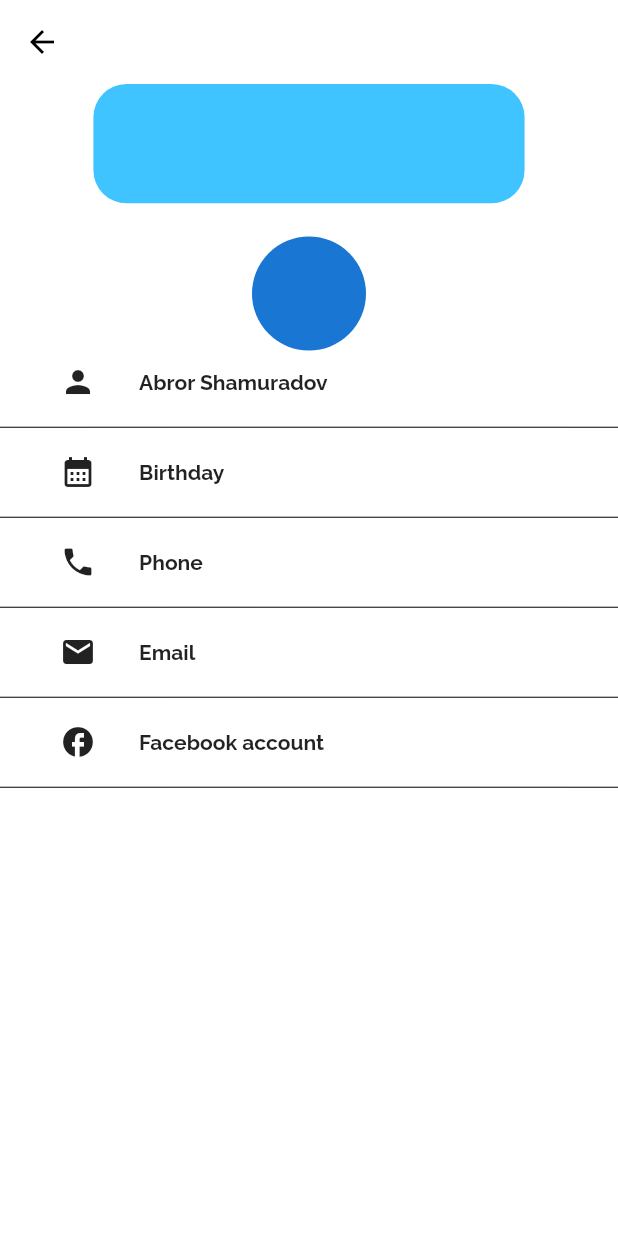
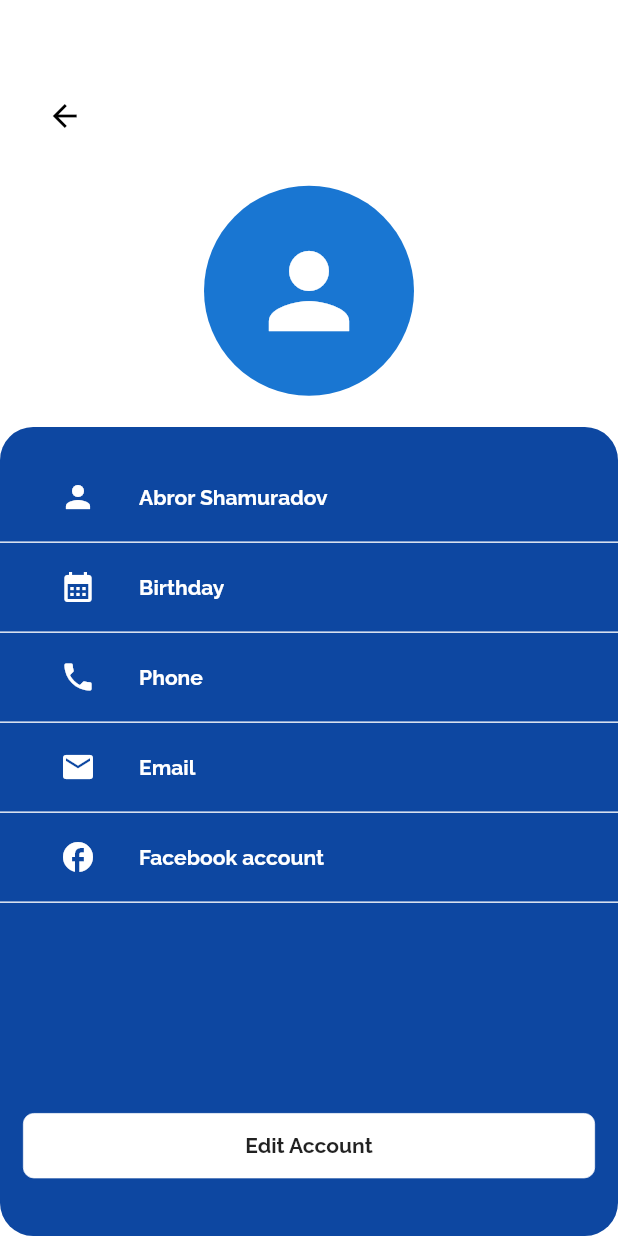
Before and after one commit to TheAbror/iq_app, a Flutter app: the ProfilePage screen opened by its route, on a phone screen of 412 x 824 dp. Run offline on Flutter 3.47's test engine with Material 2 defaults, Android fonts, the light colour scheme and no system bars; our stand-ins replace equatable, flutter_bloc, flutter_screenutil, flutter_svg, shared_preferences; missing offline and left inert: flutter_dialogs; accounts and stored records are empty.

Commit message:
profile page shity design

```diff
--- a/lib/ui/home_page/home_page.dart
+++ b/lib/ui/home_page/home_page.dart
@@ -1,4 +1,5 @@
 import 'package:flutter/material.dart';
+import 'package:flutter_screenutil/flutter_screenutil.dart';
 import 'package:flutter_svg/svg.dart';
 import 'package:iq_app/core/preference_services/preference_services.dart';
 import 'package:iq_app/core/roots/app_routes.dart';
@@ -34,11 +35,11 @@ class _HomePageState extends State<HomePage> {
       resizeToAvoidBottomInset: false,
       backgroundColor: Colors.white,
       appBar: PreferredSize(
-        preferredSize: const Size.fromHeight(150),
+        preferredSize: Size.fromHeight(150.h),
         child: Container(
-          height: 120,
+          height: 120.h,
           color: Colors.white,
-          padding: const EdgeInsets.symmetric(horizontal: 20, vertical: 10),
+          padding: EdgeInsets.symmetric(horizontal: 20.w, vertical: 10.h),
           child: Row(
             crossAxisAlignment: CrossAxisAlignment.end,
             mainAxisAlignment: MainAxisAlignment.spaceBetween,
@@ -49,30 +50,30 @@ class _HomePageState extends State<HomePage> {
               ),
               SvgPicture.asset(
                 'assets/images/Component 3.svg',
-                height: 60,
+                height: 60.h,
               ),
             ],
           ),
         ),
       ),
       body: Padding(
-        padding: const EdgeInsets.symmetric(horizontal: 20),
+        padding: EdgeInsets.symmetric(horizontal: 20.w),
         child: Column(
           crossAxisAlignment: CrossAxisAlignment.start,
           children: [
-            const SizedBox(height: 40),
+            SizedBox(height: 40.h),
             Text(
               'Hi ' '$name',
-              style: const TextStyle(fontSize: 24),
+              style: TextStyle(fontSize: 24.sp),
             ),
-            const Text(
+            Text(
               'Welcome to Dr.iQ',
               style: TextStyle(
-                fontSize: 28,
+                fontSize: 28.sp,
                 fontWeight: FontWeight.bold,
               ),
             ),
-            const SizedBox(height: 40),
+            SizedBox(height: 40.h),
             Row(
               mainAxisAlignment: MainAxisAlignment.spaceBetween,
               children: [
@@ -94,7 +95,7 @@ class _HomePageState extends State<HomePage> {
                 ),
               ],
             ),
-            const SizedBox(height: 15),
+            SizedBox(height: 15.h),
             Row(
               mainAxisAlignment: MainAxisAlignment.spaceBetween,
               children: [
@@ -110,13 +111,13 @@ class _HomePageState extends State<HomePage> {
                 ),
               ],
             ),
-            const SizedBox(height: 15),
+            SizedBox(height: 15.h),
             Row(
               mainAxisAlignment: MainAxisAlignment.spaceBetween,
               children: [
                 HomePageItem(
                   icon: Icons.person_add_alt_1_outlined,
-                  text: 'Profile ',
+                  text: 'Profile  ',
                   color: const Color(0xfffd830d),
                   onTap: () {
                     Navigator.pushNamed(context, AppRoutes.profilePage);
--- a/lib/ui/home_page/profile_page/profile_page.dart
+++ b/lib/ui/home_page/profile_page/profile_page.dart
@@ -8,19 +8,19 @@ class ProfilePage extends StatelessWidget {
   Widget build(BuildContext context) {
     return Scaffold(
       backgroundColor: Colors.white,
-      appBar: AppBar(
-        backgroundColor: Colors.white,
-        elevation: 0,
-        leading: const BackButton(color: Colors.black),
-        title: const Text(
-          '',
-          // 'Profile',
-          style: TextStyle(
-            color: Colors.black,
-            fontWeight: FontWeight.bold,
-          ),
-        ),
-      ),
+      // appBar: AppBar(
+      //   backgroundColor: Colors.white,
+      //   elevation: 0,
+      //   leading: const BackButton(color: Colors.black),
+      //   title: const Text(
+      //     '',
+      //     // 'Profile',
+      //     style: TextStyle(
+      //       color: Colors.black,
+      //       fontWeight: FontWeight.bold,
+      //     ),
+      //   ),
+      // ),
       body: _Body(),
     );
   }
@@ -36,42 +36,66 @@ class _Body extends StatelessWidget {
     return Stack(
       alignment: Alignment.center,
       children: [
+        Positioned(
+          bottom: 0.h,
+          child: Container(
+            padding: EdgeInsets.all(2.h),
+            height: 610.h,
+            width: 430.w,
+            decoration: BoxDecoration(
+              color: Colors.blue.shade900,
+              borderRadius: BorderRadius.circular(25.r),
+            ),
+            alignment: Alignment.center,
+          ),
+        ),
         Column(
           children: [
-            SizedBox(height: 200.h),
+            SizedBox(height: 350.h),
             ProfileBodyItem(text: 'Abror Shamuradov', icons: Icons.person),
             ProfileBodyItem(text: 'Birthday', icons: Icons.calendar_month),
             ProfileBodyItem(text: 'Phone', icons: Icons.phone),
             ProfileBodyItem(text: 'Email', icons: Icons.email),
             ProfileBodyItem(text: 'Facebook account', icons: Icons.facebook),
+            SizedBox(height: 150.h),
+            Container(
+              width: double.infinity,
+              margin: EdgeInsets.only(left: 16.w, right: 16.w),
+              padding: EdgeInsets.symmetric(vertical: 15.h),
+              decoration: BoxDecoration(
+                color: Colors.white,
+                borderRadius: BorderRadius.circular(8.r),
+                border: Border.all(
+                  color: Colors.white,
+                  width: 0.5.w,
+                ),
+              ),
+              child: Center(
+                child: Text(
+                  'Edit Account',
+                  style: TextStyle(
+                    fontWeight: FontWeight.bold,
+                  ),
+                ),
+              ),
+            ),
           ],
         ),
         Positioned(
-          top: 113.h,
-          child: Container(
-            padding: EdgeInsets.all(2.h),
-            height: 90.h,
-            width: 90.h,
-            decoration: BoxDecoration(
-              borderRadius: BorderRadius.circular(50.r),
-            ),
-            alignment: Alignment.center,
-            child: CircleAvatar(
-              radius: 130,
+          top: 140.h,
+          child: CircleAvatar(
+            radius: 70,
+            child: Icon(
+              Icons.person,
+              size: 80,
             ),
           ),
         ),
         Positioned(
-          top: 0.h,
-          child: Container(
-            padding: EdgeInsets.all(2.h),
-            height: 90.h,
-            width: 300.w,
-            decoration: BoxDecoration(
-              color: Colors.lightBlueAccent,
-              borderRadius: BorderRadius.circular(25.r),
-            ),
-            alignment: Alignment.center,
+          top: 60.h,
+          left: 20.w,
+          child: BackButton(
+            color: Colors.black,
           ),
         ),
       ],
@@ -99,12 +123,16 @@ class ProfileBodyItem extends StatelessWidget {
             children: [
               Row(
                 children: [
-                  Icon(icons),
+                  Icon(
+                    icons,
+                    color: Colors.white,
+                  ),
                   SizedBox(width: 30.w),
                   Text(
                     text,
                     style: TextStyle(
                       fontWeight: FontWeight.bold,
+                      color: Colors.white,
                     ),
                   ),
                 ],
@@ -112,8 +140,9 @@ class ProfileBodyItem extends StatelessWidget {
             ],
           ),
         ),
-        const Divider(
-          color: Colors.black,
+        Divider(
+          color: Colors.white,
+          thickness: 1.h,
         ),
       ],
     );
```
